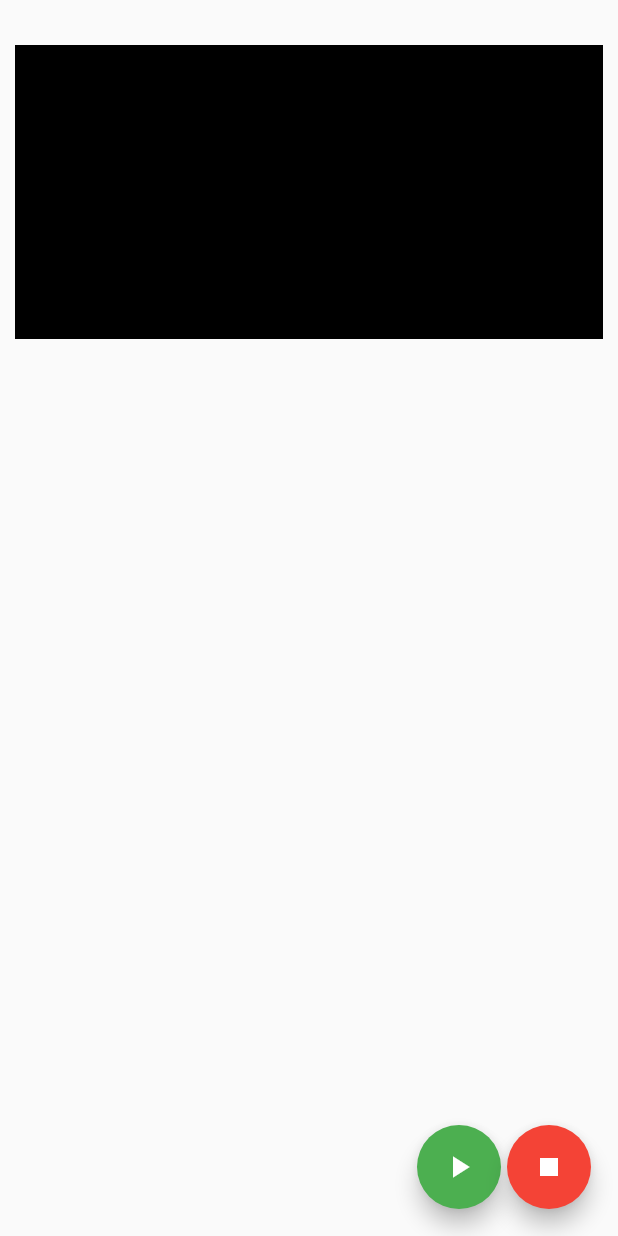
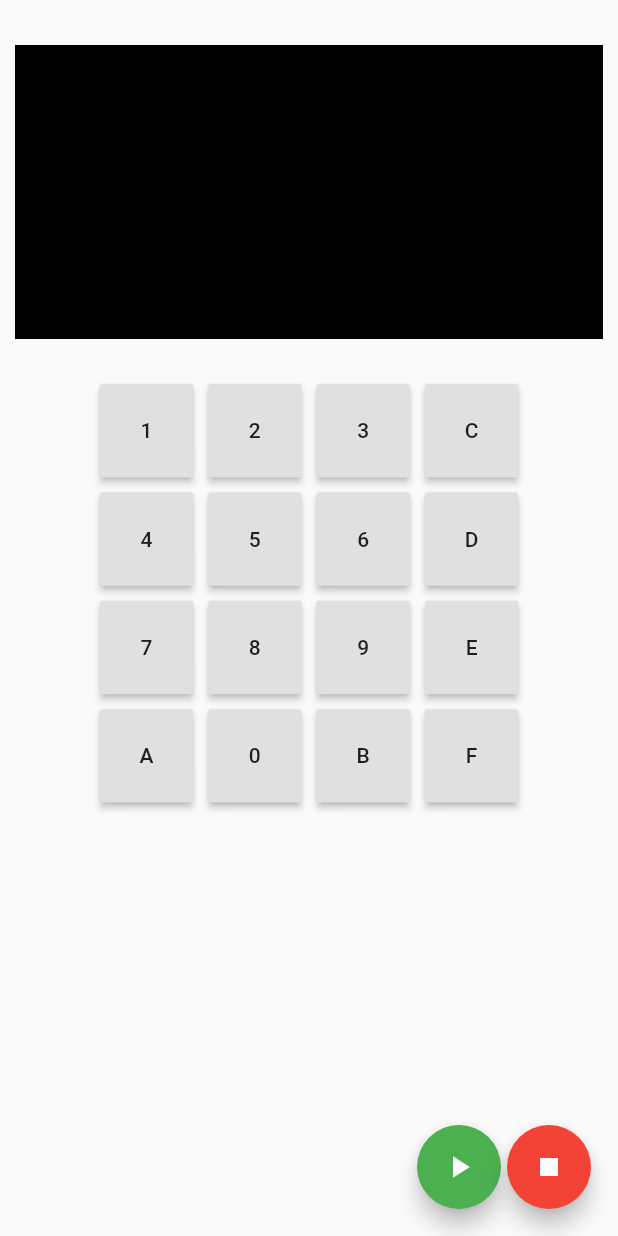
Before and after one commit to Seryusjj/Chip8Flutter, a Flutter app: the screen it shows after launch, on a phone screen of 412 x 824 dp. Run offline on Flutter 3.47's test engine with Material 2 defaults, Android fonts, the phone set to English and light mode, and no system bars.

Commit message:
chip 8 keyboard layout

```diff
--- /dev/null
+++ b/lib/controller.dart
@@ -0,0 +1,115 @@
+import 'package:flutter/cupertino.dart';
+import 'package:flutter/material.dart';
+
+/// the key pad controller for chip8
+class Controller extends StatefulWidget {
+  @override
+  State<StatefulWidget> createState() => ControllerState();
+}
+
+class ControllerState extends State<Controller> {
+  /*
+   * chip 8 keyboard layout
+   *    1 2 3 C
+   *    4 5 6 D
+   *    7 8 9 E
+   *    A 0 B F
+   */
+  @override
+  Widget build(BuildContext context) {
+    const padding = EdgeInsets.all(3);
+    return GridView.count(
+
+
+      crossAxisSpacing: 10,
+      mainAxisSpacing: 10,
+      crossAxisCount: 4,
+      children: <Widget>[
+        //  1 2 3 C
+        RaisedButton(
+          onPressed: () {},
+          padding: padding,
+          child: Text('1'),
+        ),
+        RaisedButton(
+          onPressed: () {},
+          padding: padding,
+          child: const Text('2'),
+        ),
+        RaisedButton(
+          onPressed: () {},
+          padding: padding,
+          child: const Text('3'),
+        ),
+        RaisedButton(
+          onPressed: () {},
+          padding: padding,
+          child: const Text('C'),
+        ),
+        // 4 5 6 D
+        RaisedButton(
+          onPressed: () {},
+          padding: padding,
+          child: const Text("4"),
+        ),
+        RaisedButton(
+          onPressed: () {},
+          padding: padding,
+          child: const Text('5'),
+        ),
+        RaisedButton(
+          onPressed: () {},
+          padding: padding,
+          child: const Text('6'),
+        ),
+        RaisedButton(
+          onPressed: () {},
+          padding: padding,
+          child: const Text('D'),
+        ),
+        // 7 8 9 E
+        RaisedButton(
+          onPressed: () {},
+          padding: padding,
+          child: const Text("7"),
+        ),
+        RaisedButton(
+          onPressed: () {},
+          padding: padding,
+          child: const Text('8'),
+        ),
+        RaisedButton(
+          onPressed: () {},
+          padding: padding,
+          child: const Text('9'),
+        ),
+        RaisedButton(
+          onPressed: () {},
+          padding: padding,
+          child: const Text('E'),
+        ),
+        // A 0 B F
+        RaisedButton(
+          onPressed: () {},
+          padding: padding,
+          child: const Text("A"),
+        ),
+        RaisedButton(
+          onPressed: () {},
+          padding: padding,
+          child: const Text('0'),
+        ),
+        RaisedButton(
+          onPressed: () {},
+          padding: padding,
+          child: const Text('B'),
+        ),
+        RaisedButton(
+          onPressed: () {},
+          padding: padding,
+          child: const Text('F'),
+        ),
+      ],
+    );
+  }
+}
--- a/lib/main.dart
+++ b/lib/main.dart
@@ -2,6 +2,7 @@ import 'dart:isolate';
 
 import 'package:flutter/cupertino.dart';
 import 'package:flutter/material.dart';
+import 'package:flutter_chip_8/controller.dart';
 import 'package:flutter_chip_8/machine.dart';
 import 'package:flutter_chip_8/rom_loader.dart';
 
@@ -102,7 +103,8 @@ class _MyHomePageState extends State<MyHomePage> {
       body: SafeArea(
           child: Padding(
               padding: EdgeInsets.fromLTRB(10, 30, 10, 0),
-              child: LayoutBuilder(
+              child: Column(children: [
+                LayoutBuilder(
                   builder: (context, constraints) {
                     // chip 8 data is 32x64 screen so adjust to available space
                     // and also make it a power of 2
@@ -114,7 +116,20 @@ class _MyHomePageState extends State<MyHomePage> {
                     h = (h.toInt() - (2 - (h.toInt() % 2)) % 2).toDouble();
                     return Screen(this.screenData, width: w, height: h);
                   },
-              ))),
+                ),
+                Padding(
+                  padding: EdgeInsets.fromLTRB(10, 30, 10, 0),
+                  child: LayoutBuilder(builder: (context, constraints) {
+                    var l = constraints.maxWidth * 0.75;
+
+                    return Container(
+                      child: Controller(),
+                      width: l,
+                      height: l,
+                    );
+                  }),
+                )
+              ]))),
       floatingActionButton: Row(
         children: [
           Padding(
```
Lines whose indentation alone changed are shown as unchanged.
